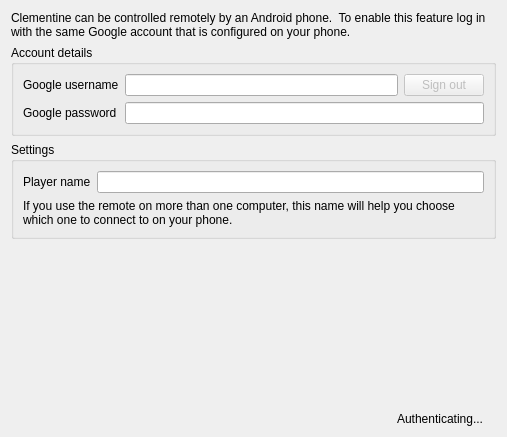
Qt form src/remote/remoteconfig.ui (clementine-player/Clementine) before a commit.
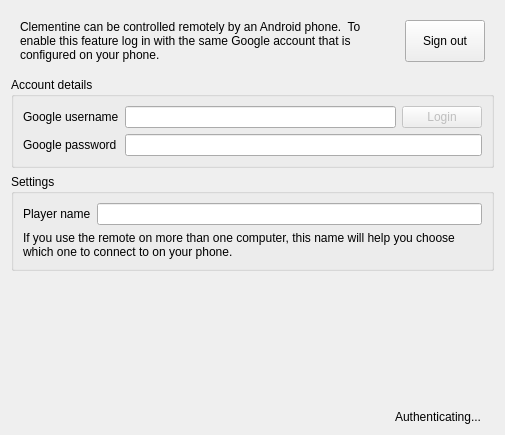
The same form after that commit. Custom widgets are drawn as their Qt base class.

Commit message: Added Login button to Last.Fm and others online services. Fixes issue 1772

```diff
--- a/src/remote/remoteconfig.ui
+++ b/src/remote/remoteconfig.ui
@@ -6,19 +6,63 @@
    <rect>
     <x>0</x>
     <y>0</y>
-    <width>507</width>
-    <height>437</height>
+    <width>505</width>
+    <height>435</height>
    </rect>
   </property>
   <layout class="QVBoxLayout" name="verticalLayout">
    <item>
-    <widget class="QLabel" name="label">
-     <property name="text">
-      <string>Clementine can be controlled remotely by an Android phone.  To enable this feature log in with the same Google account that is configured on your phone.</string>
+    <widget class="QFrame" name="frame">
+     <property name="frameShape">
+      <enum>QFrame::NoFrame</enum>
      </property>
-     <property name="wordWrap">
-      <bool>true</bool>
+     <property name="frameShadow">
+      <enum>QFrame::Plain</enum>
      </property>
+     <property name="lineWidth">
+      <number>0</number>
+     </property>
+     <layout class="QHBoxLayout" name="horizontalLayout_3">
+      <item>
+       <widget class="QLabel" name="status">
+        <property name="text">
+         <string>Clementine can be controlled remotely by an Android phone.  To enable this feature log in with the same Google account that is configured on your phone.</string>
+        </property>
+        <property name="wordWrap">
+         <bool>true</bool>
+        </property>
+       </widget>
+      </item>
+      <item>
+       <widget class="QLabel" name="icon">
+        <property name="sizePolicy">
+         <sizepolicy hsizetype="Fixed" vsizetype="Preferred">
+          <horstretch>0</horstretch>
+          <verstretch>0</verstretch>
+         </sizepolicy>
+        </property>
+        <property name="text">
+         <string/>
+        </property>
+       </widget>
+      </item>
+      <item>
+       <widget class="QPushButton" name="sign_out">
+        <property name="enabled">
+         <bool>true</bool>
+        </property>
+        <property name="sizePolicy">
+         <sizepolicy hsizetype="Fixed" vsizetype="Preferred">
+          <horstretch>0</horstretch>
+          <verstretch>0</verstretch>
+         </sizepolicy>
+        </property>
+        <property name="text">
+         <string>Sign out</string>
+        </property>
+       </widget>
+      </item>
+     </layout>
     </widget>
    </item>
    <item>
@@ -47,12 +91,12 @@
          </widget>
         </item>
         <item>
-         <widget class="QPushButton" name="sign_out">
+         <widget class="QPushButton" name="login">
           <property name="enabled">
            <bool>false</bool>
           </property>
           <property name="text">
-           <string>Sign out</string>
+           <string>Login</string>
           </property>
          </widget>
         </item>
```
Left out of the diff: 4 changed lines with no effect on the pictures. The commit also changes 69 other files.
